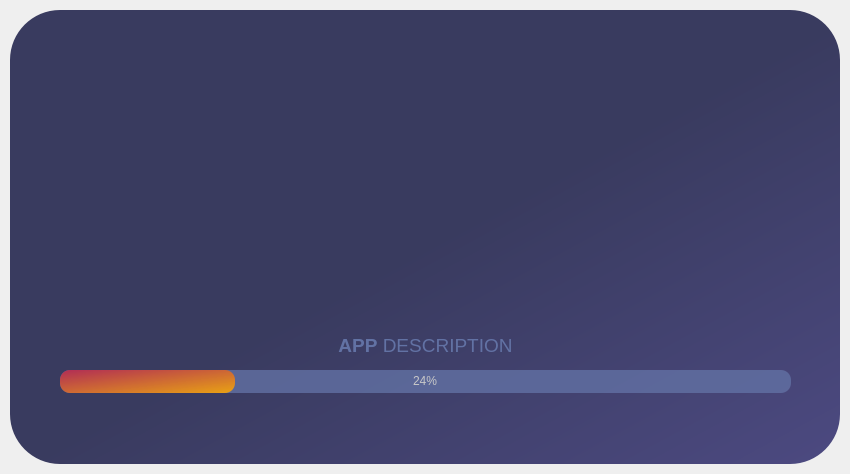
Before: the Qt Designer form UI_Functions/splash_screen.ui in Mechanics-of-Orbit/MOPy, drawn with Qt 5.
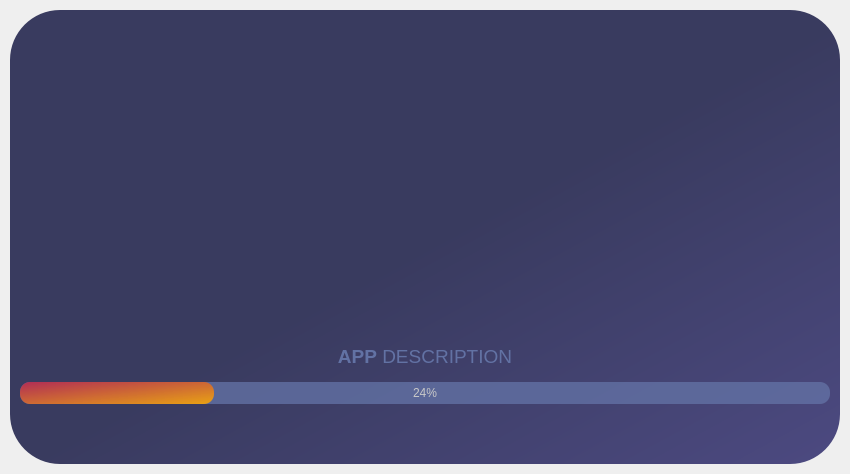
After: the same form once the commit is applied. Icons and pictures are not drawn.

Diff of the .ui file:
```diff
--- a/UI_Functions/splash_screen.ui
+++ b/UI_Functions/splash_screen.ui
@@ -47,14 +47,111 @@
       <property name="frameShadow">
        <enum>QFrame::Raised</enum>
       </property>
+      <layout class="QVBoxLayout" name="verticalLayout_2">
+       <property name="spacing">
+        <number>0</number>
+       </property>
+       <property name="leftMargin">
+        <number>10</number>
+       </property>
+       <property name="topMargin">
+        <number>0</number>
+       </property>
+       <property name="rightMargin">
+        <number>10</number>
+       </property>
+       <property name="bottomMargin">
+        <number>0</number>
+       </property>
+       <item>
+        <widget class="QFrame" name="logo_frame">
+         <property name="styleSheet">
+          <string notr="true">background-color:transparent;</string>
+         </property>
+         <property name="frameShape">
+          <enum>QFrame::StyledPanel</enum>
+         </property>
+         <property name="frameShadow">
+          <enum>QFrame::Raised</enum>
+         </property>
+         <layout class="QHBoxLayout" name="horizontalLayout">
+          <property name="leftMargin">
+           <number>262</number>
+          </property>
+          <property name="rightMargin">
+           <number>262</number>
+          </property>
+          <property name="bottomMargin">
+           <number>0</number>
+          </property>
+          <item>
+           <widget class="QLabel" name="logo_lbl">
+            <property name="font">
+             <font>
+              <family>Segoe UI</family>
+              <pointsize>40</pointsize>
+             </font>
+            </property>
+            <property name="styleSheet">
+             <string notr="true">color: rgb(254, 121, 199);
+background-color:transparent;</string>
+            </property>
+            <property name="text">
+             <string/>
+            </property>
+            <property name="pixmap">
+             <pixmap>UI_Functions/Resources/MOPy Cover_transparent.png</pixmap>
+            </property>
+            <property name="scaledContents">
+             <bool>true</bool>
+            </property>
+            <property name="alignment">
+             <set>Qt::AlignCenter</set>
+            </property>
+           </widget>
+          </item>
+         </layout>
+        </widget>
+       </item>
+       <item>
+        <widget class="QFrame" name="ProgressBarContainer">
+         <property name="minimumSize">
+          <size>
+           <width>500</width>
+           <height>60</height>
+          </size>
+         </property>
+         <property name="maximumSize">
+          <size>
+           <width>16777215</width>
+           <height>60</height>
+          </size>
+         </property>
+         <property name="styleSheet">
+          <string notr="true">background:transparent</string>
+         </property>
+         <property name="frameShape">
+          <enum>QFrame::StyledPanel</enum>
+         </property>
+         <property name="frameShadow">
+          <enum>QFrame::Raised</enum>
+         </property>
+         <layout class="QHBoxLayout" name="horizontalLayout_2"/>
+        </widget>
+       </item>
+       <item>
       <widget class="QLabel" name="app_description_lbl">
-       <property name="geometry">
-        <rect>
-         <x>0</x>
-         <y>320</y>
-         <width>831</width>
-         <height>31</height>
-        </rect>
+         <property name="minimumSize">
+          <size>
+           <width>500</width>
+           <height>40</height>
+          </size>
+         </property>
+         <property name="maximumSize">
+          <size>
+           <width>16777215</width>
+           <height>50</height>
+          </size>
        </property>
        <property name="font">
         <font>
@@ -73,15 +170,9 @@
         <set>Qt::AlignCenter</set>
        </property>
       </widget>
+       </item>
+       <item>
       <widget class="QProgressBar" name="progressBar">
-       <property name="geometry">
-        <rect>
-         <x>50</x>
-         <y>360</y>
-         <width>731</width>
-         <height>23</height>
-        </rect>
-       </property>
        <property name="styleSheet">
         <string notr="true">QProgressBar {
 	
@@ -107,90 +198,20 @@
         <number>24</number>
        </property>
       </widget>
-      <widget class="QFrame" name="logo_frame">
-       <property name="geometry">
-        <rect>
-         <x>0</x>
-         <y>-1</y>
-         <width>831</width>
-         <height>261</height>
-        </rect>
-       </property>
-       <property name="styleSheet">
-        <string notr="true">background-color:transparent;</string>
-       </property>
-       <property name="frameShape">
-        <enum>QFrame::StyledPanel</enum>
-       </property>
-       <property name="frameShadow">
-        <enum>QFrame::Raised</enum>
-       </property>
-       <layout class="QHBoxLayout" name="horizontalLayout">
-        <property name="leftMargin">
-         <number>262</number>
-        </property>
-        <property name="rightMargin">
-         <number>262</number>
-        </property>
-        <property name="bottomMargin">
-         <number>0</number>
-        </property>
-        <item>
-         <widget class="QLabel" name="logo_lbl">
-          <property name="font">
-           <font>
-            <family>Segoe UI</family>
-            <pointsize>40</pointsize>
-           </font>
-          </property>
-          <property name="styleSheet">
-           <string notr="true">color: rgb(254, 121, 199);
-background-color:transparent;</string>
-          </property>
-          <property name="text">
-           <string/>
-          </property>
-          <property name="pixmap">
-           <pixmap>UI_Functions/Resources/MOPy Cover_transparent.png</pixmap>
-          </property>
-          <property name="scaledContents">
-           <bool>true</bool>
-          </property>
-          <property name="alignment">
-           <set>Qt::AlignCenter</set>
-          </property>
-         </widget>
-        </item>
-       </layout>
-      </widget>
-      <widget class="QFrame" name="ProgressBarContainer">
-       <property name="geometry">
-        <rect>
-         <x>10</x>
-         <y>250</y>
-         <width>811</width>
-         <height>61</height>
-        </rect>
-       </property>
-       <property name="styleSheet">
-        <string notr="true">background:transparent</string>
-       </property>
-       <property name="frameShape">
-        <enum>QFrame::StyledPanel</enum>
-       </property>
-       <property name="frameShadow">
-        <enum>QFrame::Raised</enum>
-       </property>
-       <layout class="QHBoxLayout" name="horizontalLayout_2"/>
-      </widget>
+       </item>
+       <item>
       <widget class="QLabel" name="loading_lbl">
-       <property name="geometry">
-        <rect>
-         <x>26</x>
-         <y>400</y>
-         <width>781</width>
-         <height>41</height>
-        </rect>
+         <property name="minimumSize">
+          <size>
+           <width>500</width>
+           <height>50</height>
+          </size>
+         </property>
+         <property name="maximumSize">
+          <size>
+           <width>16777215</width>
+           <height>60</height>
+          </size>
        </property>
        <property name="font">
         <font>
@@ -210,6 +231,8 @@
         <bool>true</bool>
        </property>
       </widget>
+       </item>
+      </layout>
      </widget>
     </item>
    </layout>
```
Lines whose indentation alone changed are shown as unchanged.
